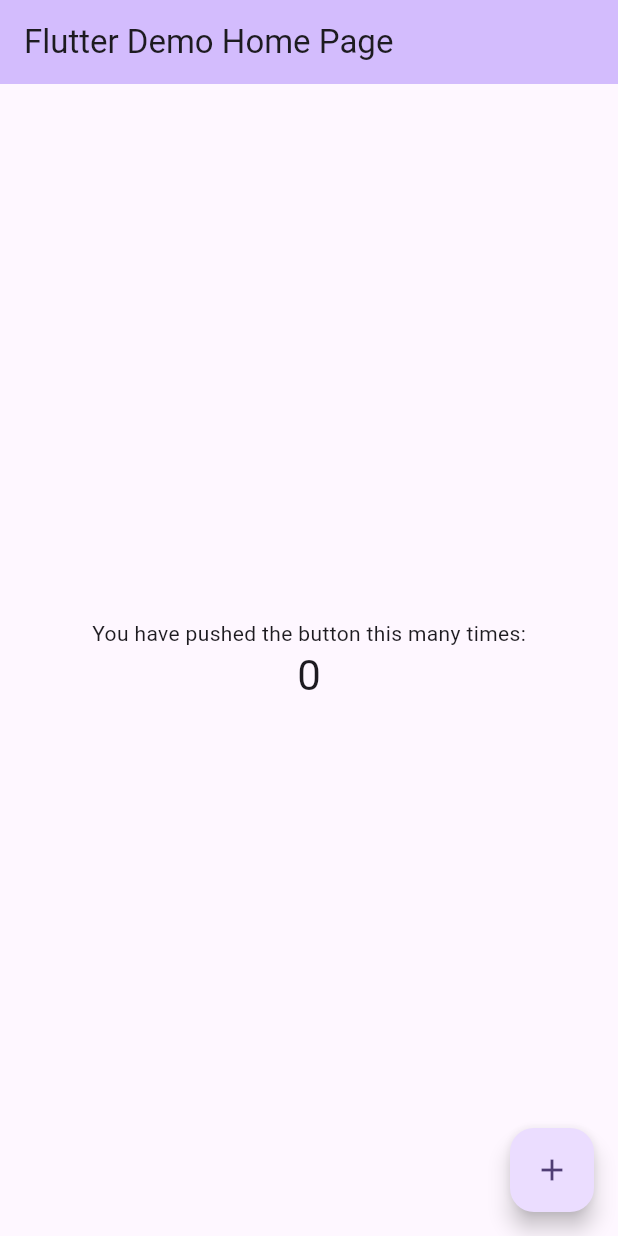
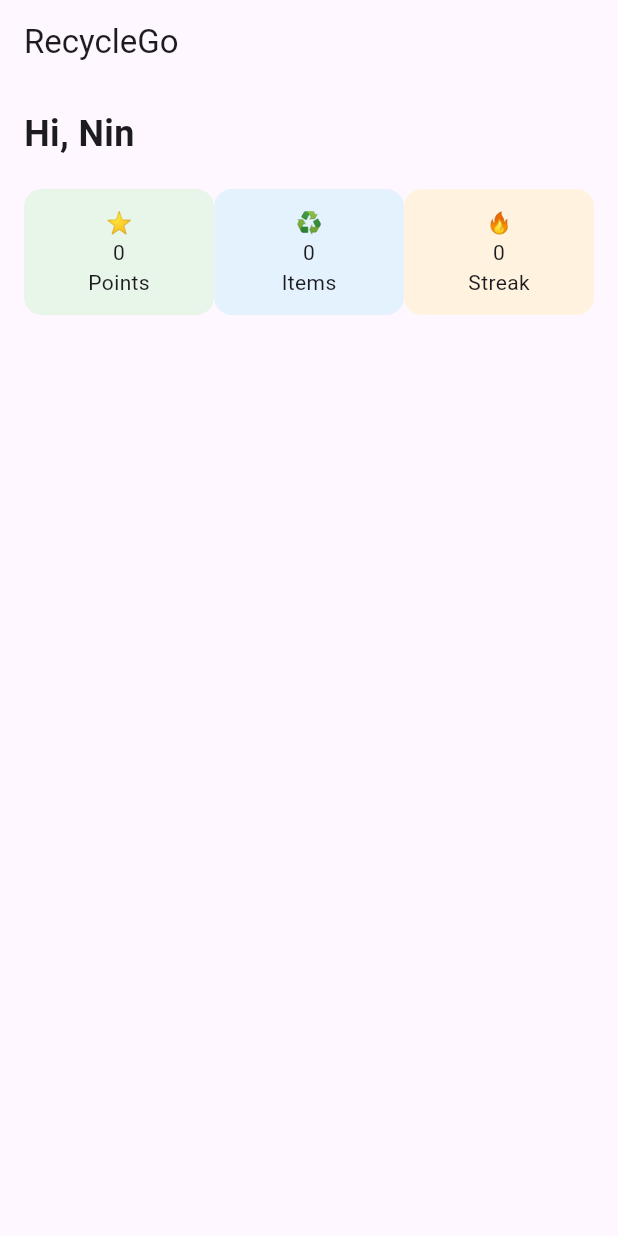
Before and after one commit to Nia-may/RecycleGo_App, a Flutter app: the screen it shows after launch, on a phone screen of 412 x 824 dp. Run offline on Flutter 3.47's test engine with Material 3 defaults, Android fonts, the phone set to English and light mode, and no system bars.

Commit message:
Create RecycleGo homepage statistics

```diff
--- a/recycle_app/lib/main.dart
+++ b/recycle_app/lib/main.dart
@@ -1,121 +1,96 @@
 import 'package:flutter/material.dart';
 
 void main() {
-  runApp(const MyApp());
+  runApp(const RecycleGoApp());
 }
 
-class MyApp extends StatelessWidget {
-  const MyApp({super.key});
+class RecycleGoApp extends StatelessWidget {
+  const RecycleGoApp({super.key});
+  // This widget is the root of your application.
 
-  // This widget is the root of your application.
   @override
   Widget build(BuildContext context) {
     return MaterialApp(
-      title: 'Flutter Demo',
-      theme: ThemeData(
-        // This is the theme of your application.
-        //
-        // TRY THIS: Try running your application with "flutter run". You'll see
-        // the application has a purple toolbar. Then, without quitting the app,
-        // try changing the seedColor in the colorScheme below to Colors.green
-        // and then invoke "hot reload" (save your changes or press the "hot
-        // reload" button in a Flutter-supported IDE, or press "r" if you used
-        // the command line to start the app).
-        //
-        // Notice that the counter didn't reset back to zero; the application
-        // state is not lost during the reload. To reset the state, use hot
-        // restart instead.
-        //
-        // This works for code too, not just values: Most code changes can be
-        // tested with just a hot reload.
-        colorScheme: .fromSeed(seedColor: Colors.deepPurple),
-      ),
-      home: const MyHomePage(title: 'Flutter Demo Home Page'),
+      title: 'RecycleGo',
+      home: const HomePage(),
     );
   }
 }
 
-class MyHomePage extends StatefulWidget {
-  const MyHomePage({super.key, required this.title});
-
-  // This widget is the home page of your application. It is stateful, meaning
-  // that it has a State object (defined below) that contains fields that affect
-  // how it looks.
-
-  // This class is the configuration for the state. It holds the values (in this
-  // case the title) provided by the parent (in this case the App widget) and
-  // used by the build method of the State. Fields in a Widget subclass are
-  // always marked "final".
-
-  final String title;
-
-  @override
-  State<MyHomePage> createState() => _MyHomePageState();
-}
-
-class _MyHomePageState extends State<MyHomePage> {
-  int _counter = 0;
-
-  void _incrementCounter() {
-    setState(() {
-      // This call to setState tells the Flutter framework that something has
-      // changed in this State, which causes it to rerun the build method below
-      // so that the display can reflect the updated values. If we changed
-      // _counter without calling setState(), then the build method would not be
-      // called again, and so nothing would appear to happen.
-      _counter++;
-    });
-  }
+class HomePage extends StatelessWidget {
+  const HomePage({super.key});
 
   @override
   Widget build(BuildContext context) {
-    // This method is rerun every time setState is called, for instance as done
-    // by the _incrementCounter method above.
-    //
-    // The Flutter framework has been optimized to make rerunning build methods
-    // fast, so that you can just rebuild anything that needs updating rather
-    // than having to individually change instances of widgets.
     return Scaffold(
       appBar: AppBar(
-        // TRY THIS: Try changing the color here to a specific color (to
-        // Colors.amber, perhaps?) and trigger a hot reload to see the AppBar
-        // change color while the other colors stay the same.
-        backgroundColor: Theme.of(context).colorScheme.inversePrimary,
-        // Here we take the value from the MyHomePage object that was created by
-        // the App.build method, and use it to set our appbar title.
-        title: Text(widget.title),
+        title: const Text('RecycleGo'),
       ),
-      body: Center(
-        // Center is a layout widget. It takes a single child and positions it
-        // in the middle of the parent.
+      body: Padding(
+        padding: const EdgeInsets.all(16.0),
         child: Column(
-          // Column is also a layout widget. It takes a list of children and
-          // arranges them vertically. By default, it sizes itself to fit its
-          // children horizontally, and tries to be as tall as its parent.
-          //
-          // Column has various properties to control how it sizes itself and
-          // how it positions its children. Here we use mainAxisAlignment to
-          // center the children vertically; the main axis here is the vertical
-          // axis because Columns are vertical (the cross axis would be
-          // horizontal).
-          //
-          // TRY THIS: Invoke "debug painting" (choose the "Toggle Debug Paint"
-          // action in the IDE, or press "p" in the console), to see the
-          // wireframe for each widget.
-          mainAxisAlignment: .center,
+          crossAxisAlignment: CrossAxisAlignment.start,
           children: [
-            const Text('You have pushed the button this many times:'),
-            Text(
-              '$_counter',
-              style: Theme.of(context).textTheme.headlineMedium,
-            ),
-          ],
+            const Text(
+              'Hi, Nin',
+               style: TextStyle(
+                fontSize: 24,
+                fontWeight: FontWeight.bold,
+              ),
+         ),
+
+          const SizedBox(height: 20),
+
+          Row(
+            children: [
+              Expanded(
+                child: Container(
+                  padding: const EdgeInsets.all(12),
+                  decoration: BoxDecoration(
+                    borderRadius: BorderRadius.circular(12),
+                    color: Colors.green.shade50,
+                  ),
+                  child: const Column(children: [
+                    Text('⭐'),
+                    Text('0'),
+                    Text('Points'),
+                  ],),
+                ),
+              ),
+
+              Expanded(
+                child: Container(
+                  padding: const EdgeInsets.all(12),
+                  decoration: BoxDecoration(
+                    borderRadius: BorderRadius.circular(12),
+                    color: Colors.blue.shade50,
+                  ),
+                  child: const Column(children: [
+                    Text('♻️'),
+                    Text('0'),
+                    Text('Items'),
+                  ],),
+                ),
+              ),
+
+              Expanded(
+                child: Container(
+                  padding: const EdgeInsets.all(12),
+                  decoration: BoxDecoration(
+                    borderRadius: BorderRadius.circular(12),
+                    color: Colors.orange.shade50,
+                  ),
+                  child: const Column(children: [
+                    Text('🔥'),
+                    Text('0'),
+                    Text('Streak'),
+                  ],),
+                ),
+              ),
+            ],
+          ),
+        ],
         ),
-      ),
-      floatingActionButton: FloatingActionButton(
-        onPressed: _incrementCounter,
-        tooltip: 'Increment',
-        child: const Icon(Icons.add),
       ),
     );
   }
```
Also changed, not shown: 1 other file.
